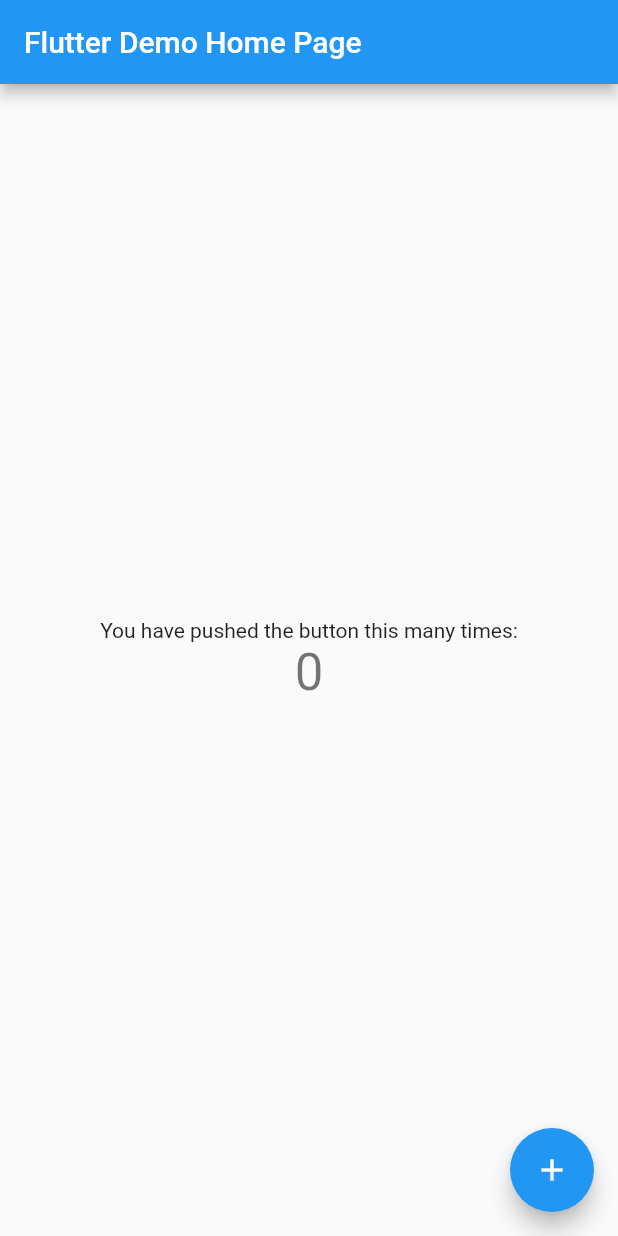
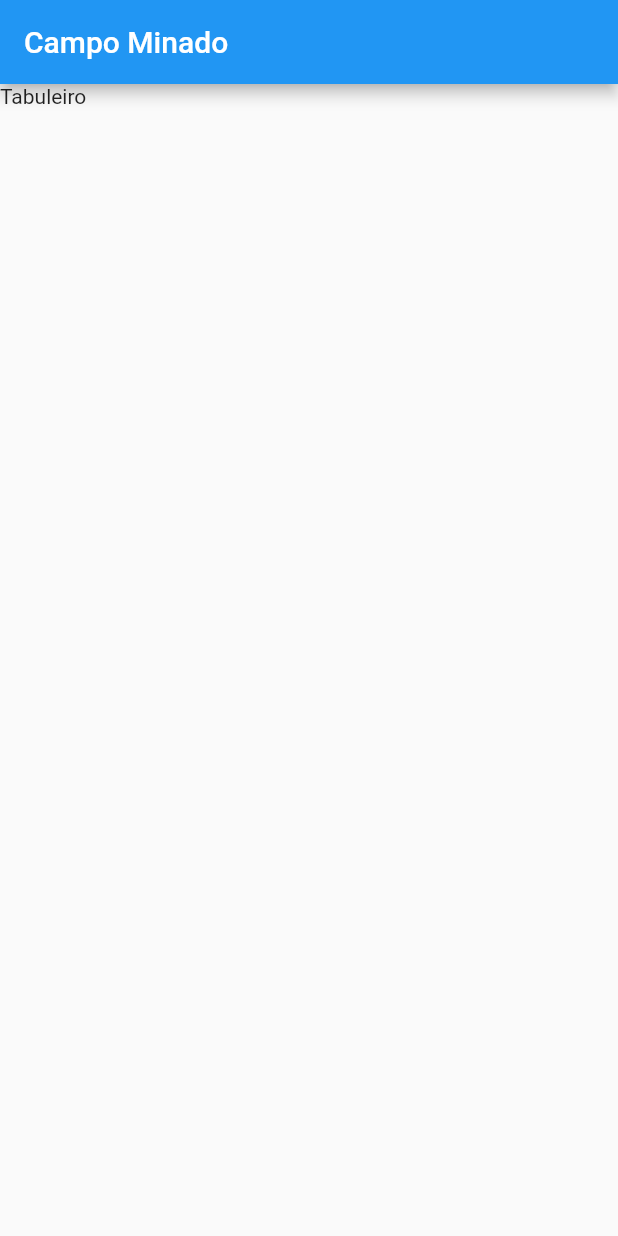
Before and after one commit to eliezerantonio/campo_minado, a Flutter app: the screen it shows after launch, on a phone screen of 412 x 824 dp. Run offline on Flutter 3.47's test engine with Material 2 defaults, Android fonts, the phone set to English and light mode, and no system bars.

Commit message:
tela principal

```diff
--- a/lib/main.dart
+++ b/lib/main.dart
@@ -1,113 +1,6 @@
+import 'package:campo_minado/screens/campo_minado_app.dart';
 import 'package:flutter/material.dart';
 
 void main() {
-  runApp(MyApp());
+  runApp(CampoMinadoApp());
 }
-
-class MyApp extends StatelessWidget {
-  // This widget is the root of your application.
-  @override
-  Widget build(BuildContext context) {
-    return MaterialApp(
-      title: 'Flutter Demo',
-      theme: ThemeData(
-        // This is the theme of your application.
-        //
-        // Try running your application with "flutter run". You'll see the
-        // application has a blue toolbar. Then, without quitting the app, try
-        // changing the primarySwatch below to Colors.green and then invoke
-        // "hot reload" (press "r" in the console where you ran "flutter run",
-        // or simply save your changes to "hot reload" in a Flutter IDE).
-        // Notice that the counter didn't reset back to zero; the application
-        // is not restarted.
-        primarySwatch: Colors.blue,
-      ),
-      home: MyHomePage(title: 'Flutter Demo Home Page'),
-    );
-  }
-}
-
-class MyHomePage extends StatefulWidget {
-  MyHomePage({Key key, this.title}) : super(key: key);
-
-  // This widget is the home page of your application. It is stateful, meaning
-  // that it has a State object (defined below) that contains fields that affect
-  // how it looks.
-
-  // This class is the configuration for the state. It holds the values (in this
-  // case the title) provided by the parent (in this case the App widget) and
-  // used by the build method of the State. Fields in a Widget subclass are
-  // always marked "final".
-
-  final String title;
-
-  @override
-  _MyHomePageState createState() => _MyHomePageState();
-}
-
-class _MyHomePageState extends State<MyHomePage> {
-  int _counter = 0;
-
-  void _incrementCounter() {
-    setState(() {
-      // This call to setState tells the Flutter framework that something has
-      // changed in this State, which causes it to rerun the build method below
-      // so that the display can reflect the updated values. If we changed
-      // _counter without calling setState(), then the build method would not be
-      // called again, and so nothing would appear to happen.
-      _counter++;
-    });
-  }
-
-  @override
-  Widget build(BuildContext context) {
-    // This method is rerun every time setState is called, for instance as done
-    // by the _incrementCounter method above.
-    //
-    // The Flutter framework has been optimized to make rerunning build methods
-    // fast, so that you can just rebuild anything that needs updating rather
-    // than having to individually change instances of widgets.
-    return Scaffold(
-      appBar: AppBar(
-        // Here we take the value from the MyHomePage object that was created by
-        // the App.build method, and use it to set our appbar title.
-        title: Text(widget.title),
-      ),
-      body: Center(
-        // Center is a layout widget. It takes a single child and positions it
-        // in the middle of the parent.
-        child: Column(
-          // Column is also a layout widget. It takes a list of children and
-          // arranges them vertically. By default, it sizes itself to fit its
-          // children horizontally, and tries to be as tall as its parent.
-          //
-          // Invoke "debug painting" (press "p" in the console, choose the
-          // "Toggle Debug Paint" action from the Flutter Inspector in Android
-          // Studio, or the "Toggle Debug Paint" command in Visual Studio Code)
-          // to see the wireframe for each widget.
-          //
-          // Column has various properties to control how it sizes itself and
-          // how it positions its children. Here we use mainAxisAlignment to
-          // center the children vertically; the main axis here is the vertical
-          // axis because Columns are vertical (the cross axis would be
-          // horizontal).
-          mainAxisAlignment: MainAxisAlignment.center,
-          children: <Widget>[
-            Text(
-              'You have pushed the button this many times:',
-            ),
-            Text(
-              '$_counter',
-              style: Theme.of(context).textTheme.headline4,
-            ),
-          ],
-        ),
-      ),
-      floatingActionButton: FloatingActionButton(
-        onPressed: _incrementCounter,
-        tooltip: 'Increment',
-        child: Icon(Icons.add),
-      ), // This trailing comma makes auto-formatting nicer for build methods.
-    );
-  }
-}
--- /dev/null
+++ b/lib/screens/campo_minado_app.dart
@@ -0,0 +1,19 @@
+import 'package:flutter/material.dart';
+
+class CampoMinadoApp extends StatelessWidget {
+  const CampoMinadoApp({Key key}) : super(key: key);
+
+  @override
+  Widget build(BuildContext context) {
+    return MaterialApp(
+      home: Scaffold(
+        appBar: AppBar(
+          title: Text("Campo Minado"),
+        ),
+        body: Container(
+          child: Text("Tabuleiro"),
+        ),
+      ),
+    );
+  }
+}
```
